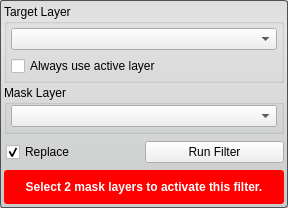
Above: src/Interface/ToolInterface/OrFilterInterface.ui from SCIInstitute/Seg3D before the change. Below: the same form after it.
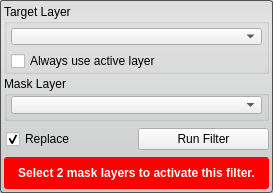
That is the form after the change. Custom widgets are drawn as their Qt base class.

Commit message: updates to the Cmake files to remove warnings on Externals updated the SingleTargetTool so that it can handle setting the validity properly for tools and filters that have more than one required combobox. updated all the tool and filter UI's

Patch:
```diff
--- a/src/Interface/ToolInterface/OrFilterInterface.ui
+++ b/src/Interface/ToolInterface/OrFilterInterface.ui
@@ -6,8 +6,8 @@
    <rect>
     <x>0</x>
     <y>0</y>
-    <width>288</width>
-    <height>208</height>
+    <width>273</width>
+    <height>193</height>
    </rect>
   </property>
   <property name="sizePolicy">
@@ -16,12 +16,6 @@
     <verstretch>0</verstretch>
    </sizepolicy>
   </property>
-  <property name="minimumSize">
-   <size>
-    <width>213</width>
-    <height>139</height>
-   </size>
-  </property>
   <property name="baseSize">
    <size>
     <width>213</width>
@@ -47,6 +41,18 @@
    </property>
    <item>
     <widget class="QGroupBox" name="target_groupbox_">
+     <property name="minimumSize">
+      <size>
+       <width>0</width>
+       <height>70</height>
+      </size>
+     </property>
+     <property name="maximumSize">
+      <size>
+       <width>16777215</width>
+       <height>70</height>
+      </size>
+     </property>
      <property name="title">
       <string>Target Layer</string>
      </property>
@@ -100,6 +106,18 @@
    </item>
    <item>
     <widget class="QGroupBox" name="connected_to_mask_groupbox_">
+     <property name="minimumSize">
+      <size>
+       <width>0</width>
+       <height>45</height>
+      </size>
+     </property>
+     <property name="maximumSize">
+      <size>
+       <width>16777215</width>
+       <height>45</height>
+      </size>
+     </property>
      <property name="title">
       <string>Mask Layer</string>
      </property>
@@ -190,6 +208,12 @@
        <height>32</height>
       </size>
      </property>
+     <property name="maximumSize">
+      <size>
+       <width>16777215</width>
+       <height>32</height>
+      </size>
+     </property>
      <property name="styleSheet">
       <string notr="true">QLabel#message_{
   color: white;
```
The commit also changes 34 other files.
